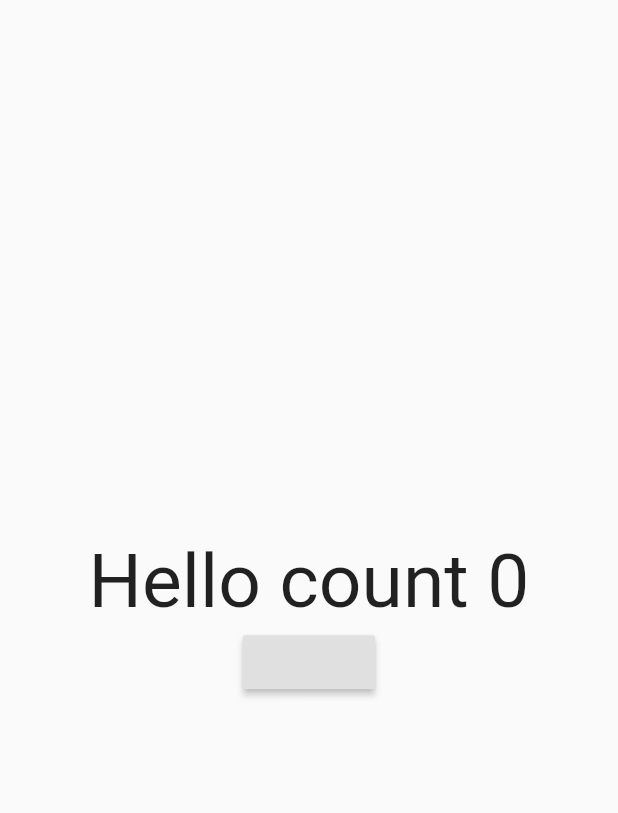
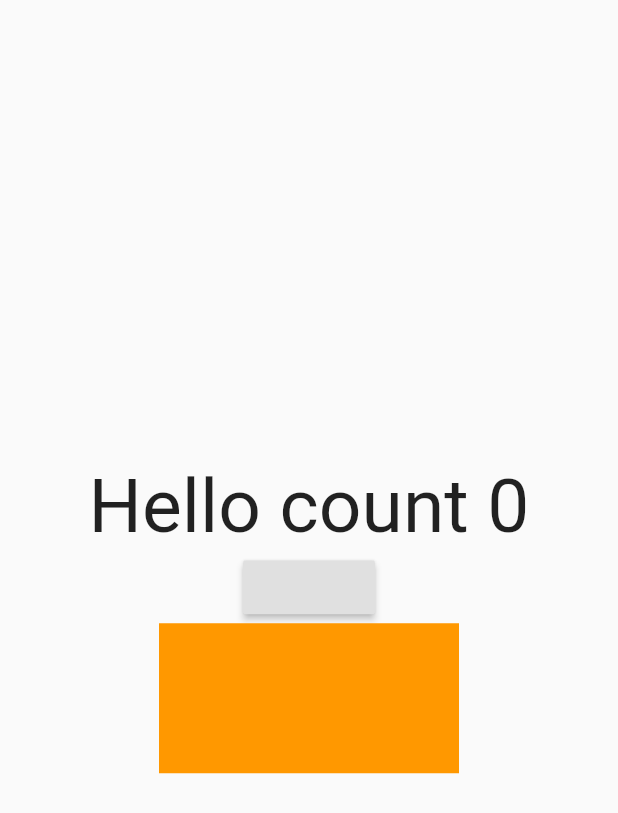
Before and after one commit to WILDGARO/ProjectFlutter, a Flutter app: the screen it shows after launch, on a phone screen of 412 x 824 dp. Shown: the top 813 px of the screen. Run offline on Flutter 3.47's test engine with Material 2 defaults, Android fonts, the phone set to English and light mode, and no system bars.

Commit message:
ListColors

```diff
--- a/lib/main.dart
+++ b/lib/main.dart
@@ -46,7 +46,31 @@ class _TestStateflullState extends State<TestStateflull> {
 
           }
         ),
+        FlatButton(
+          onPressed:(){
+            onchangColors();
+          },
+         child:Container(
+           height: 100.0,
+           width: 200.0,
+           color: color[countColors],
+         )
+       )
       ],
     );
   }
-}
+
+  List<Color> color = [Colors.orange,Colors.pinkAccent,Colors.yellow,Colors.blue,Colors.lightBlue,Colors.lime];
+  int countColors = 0;
+  onchangColors(){
+    if (countColors > 4){
+      setState(() {
+        countColors = 0;
+      });
+  }
+  else{
+    setState(() {
+      countColors = countColors+1;
+    });
+  }
+}}
```
